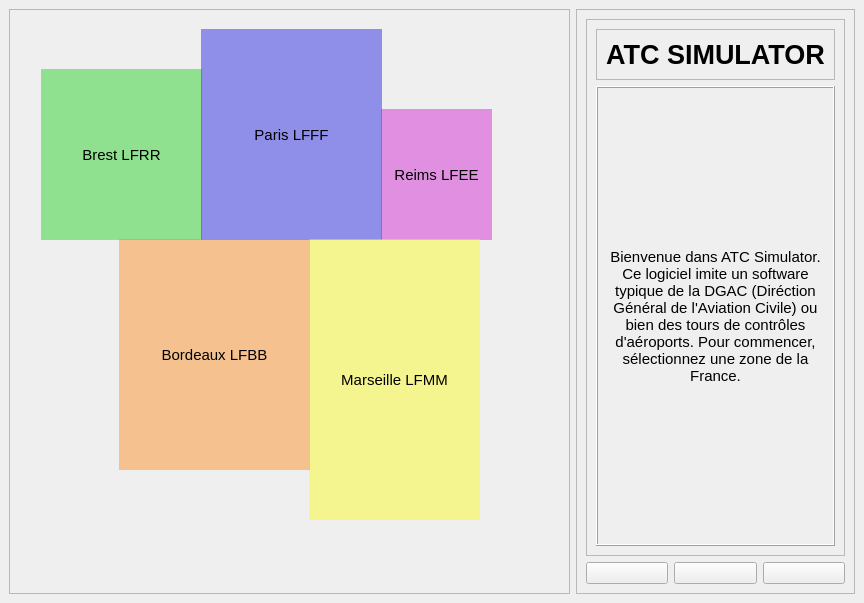
Qt form ATC_accueil.ui (arcreane/python-project-projet-ivry-sur-seine) before a commit.
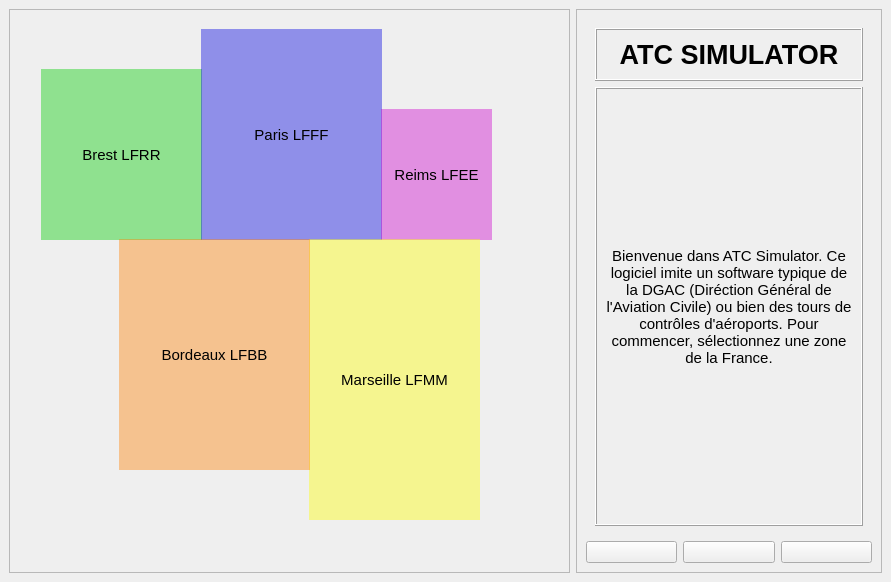
The same form after that commit. Icons and pictures are not drawn.

Commit message: convertion .ui en .py et navigation entre accueil et paris

What changed in the file:
```diff
--- a/ATC_accueil.ui
+++ b/ATC_accueil.ui
@@ -6,8 +6,8 @@
    <rect>
     <x>0</x>
     <y>0</y>
-    <width>858</width>
-    <height>603</height>
+    <width>891</width>
+    <height>582</height>
    </rect>
   </property>
   <property name="acceptDrops">
@@ -33,7 +33,7 @@
     <item>
      <widget class="QFrame" name="frame_carte">
       <property name="sizePolicy">
-       <sizepolicy hsizetype="Preferred" vsizetype="Preferred">
+       <sizepolicy hsizetype="Expanding" vsizetype="Expanding">
         <horstretch>0</horstretch>
         <verstretch>0</verstretch>
        </sizepolicy>
@@ -286,7 +286,7 @@
           </sizepolicy>
          </property>
          <property name="frameShape">
-          <enum>QFrame::Shape::StyledPanel</enum>
+          <enum>QFrame::Shape::NoFrame</enum>
          </property>
          <property name="frameShadow">
           <enum>QFrame::Shadow::Raised</enum>
@@ -301,7 +301,7 @@
              </sizepolicy>
             </property>
             <property name="frameShape">
-             <enum>QFrame::Shape::StyledPanel</enum>
+             <enum>QFrame::Shape::Box</enum>
             </property>
             <property name="frameShadow">
              <enum>QFrame::Shadow::Raised</enum>
```
Left out of the diff: 8 changed lines with no effect on the pictures. The commit also changes 2 other files.
